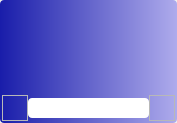
Above: VideoPlayer/creator/mywork/MediaGroup.ui from huizhang556/pc-video-player before the change. Below: the same form after it.
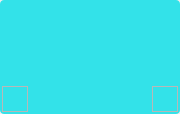
That is the form after the change. The open tabs and pages were chosen to show the change. Icons and pictures are not drawn.

```diff
--- a/VideoPlayer/creator/mywork/MediaGroup.ui
+++ b/VideoPlayer/creator/mywork/MediaGroup.ui
@@ -6,8 +6,8 @@
    <rect>
     <x>0</x>
     <y>0</y>
-    <width>177</width>
-    <height>123</height>
+    <width>180</width>
+    <height>114</height>
    </rect>
   </property>
   <property name="windowTitle">
@@ -35,7 +35,8 @@
       <string notr="true">#frame_mask
 {
 border-radius: 4px;
-background-color:qlineargradient(spread:pad,x1:0,y1:0,x2:1,y2:0,stop:0 #191daa, stop:1  #aeabec);
+background-color:qlineargradient(spread:pad,x1:0,y1:0,x2:1,y2:0,stop:0 #5052c3, stop:1  #aeabec);
+background-color: rgba(4, 222, 231,0.8);
 }
 
 #frame_mask:hover
@@ -66,10 +67,29 @@
        <number>2</number>
       </property>
       <item>
+       <widget class="QFrame" name="frame_content">
+        <property name="styleSheet">
+         <string notr="true">#frame_content
+{
+border-image: url(:/images/creator/group_bg.jpg);
+}</string>
+        </property>
        <layout class="QVBoxLayout" name="verticalLayout_2">
         <property name="spacing">
          <number>0</number>
         </property>
+         <property name="leftMargin">
+          <number>0</number>
+         </property>
+         <property name="topMargin">
+          <number>0</number>
+         </property>
+         <property name="rightMargin">
+          <number>0</number>
+         </property>
+         <property name="bottomMargin">
+          <number>0</number>
+         </property>
         <item>
          <widget class="QStackedWidget" name="stackedWidget_cover">
           <property name="currentIndex">
@@ -365,6 +385,7 @@
                 <property name="styleSheet">
                  <string notr="true">QPushButton
 {
+margin: 3px;
 border: 0px solid gray;
 border-image: url(:/images/icon/addTab.png);
 background-color: transparent;
@@ -385,6 +406,12 @@
            </item>
            <item>
             <widget class="QStackedWidget" name="stackedWidget_changed">
+              <property name="styleSheet">
+               <string notr="true">#stackedWidget_changed
+{
+background-color: transparent;
+}</string>
+              </property>
              <property name="currentIndex">
               <number>0</number>
              </property>
@@ -475,6 +502,13 @@
                   <string notr="true">QLineEdit
 {
 border-radius: 4px;
+background-color: transparent;
+}
+
+QLineEdit:focus
+{
+color: #9f9fa1;
+background-color: transparent;
 }</string>
                  </property>
                 </widget>
@@ -553,6 +587,7 @@
          </widget>
         </item>
        </layout>
+       </widget>
       </item>
      </layout>
     </widget>
```
Left out of the diff: 17 changed lines with no effect on the pictures. Lines whose indentation alone changed are shown as unchanged.
